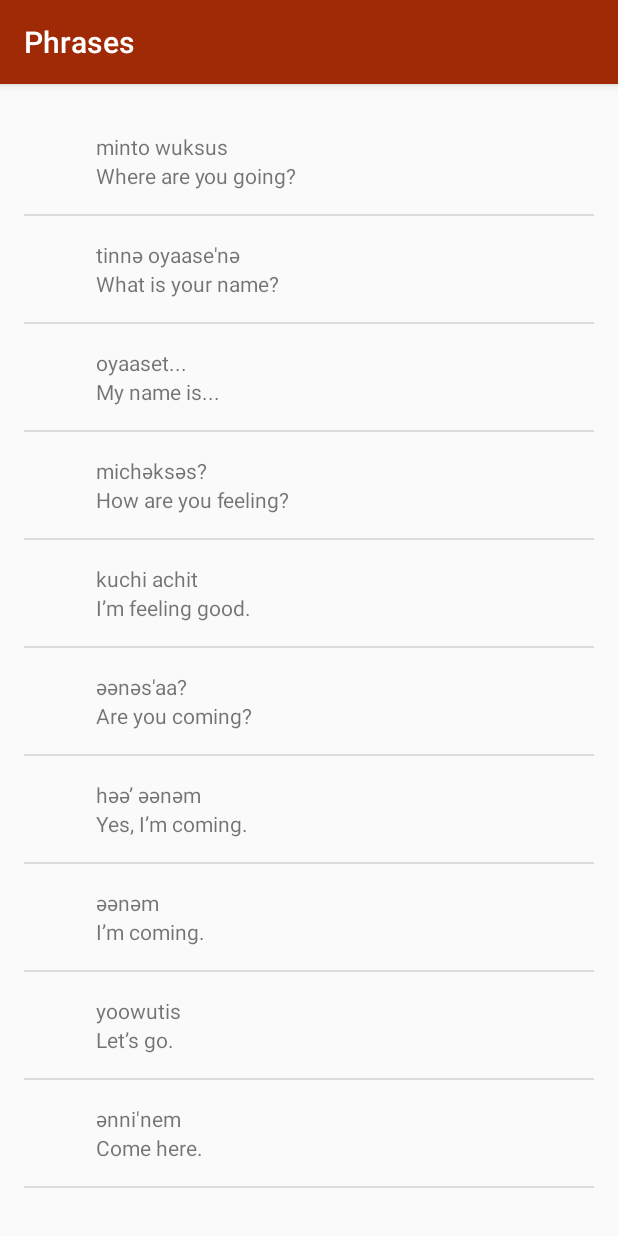
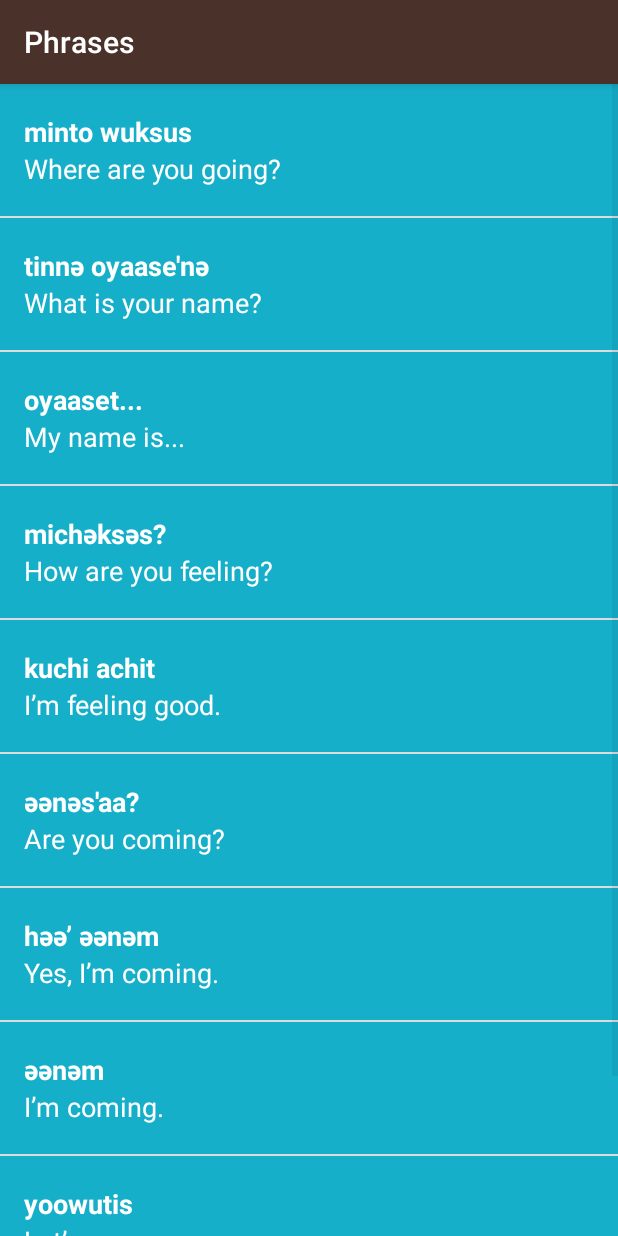
Before and after one commit to anne06/GAB_MultiscreensApp_1_Miwok, an Android app: the PhrasesActivity screen opened directly, with no data from a screen before it, on a phone screen of 412 x 824 dp. Run offline under Robolectric (Android 15) with nearby library versions, the phone set to English and light mode, and no system bars.

Commit message:
Polishing the app with great colors, padding, text color...

```diff
--- a/app/src/main/java/com/example/android/miwok/ColorsActivity.java
+++ b/app/src/main/java/com/example/android/miwok/ColorsActivity.java
@@ -33,7 +33,7 @@ public class ColorsActivity extends AppCompatActivity {
         // This list item layout contains a single {@link TextView}, which the adapter will set to
         // display a single word.
 
-        WordAdapter adapter = new WordAdapter(this, words);
+        WordAdapter adapter = new WordAdapter(this, words, R.color.category_colors);
 
         // Find the {@link ListView} object in the view hierarchy of the {@link Activity}.
         // There should be a {@link ListView} with the view ID called list, which is declared in the
--- a/app/src/main/java/com/example/android/miwok/FamilyActivity.java
+++ b/app/src/main/java/com/example/android/miwok/FamilyActivity.java
@@ -34,7 +34,7 @@ public class FamilyActivity extends AppCompatActivity {
         // This list item layout contains a single {@link TextView}, which the adapter will set to
         // display a single word.
 
-        WordAdapter adapter = new WordAdapter(this, words);
+        WordAdapter adapter = new WordAdapter(this, words, R.color.category_family);
 
         // Find the {@link ListView} object in the view hierarchy of the {@link Activity}.
         // There should be a {@link ListView} with the view ID called list, which is declared in the
--- a/app/src/main/java/com/example/android/miwok/NumbersActivity.java
+++ b/app/src/main/java/com/example/android/miwok/NumbersActivity.java
@@ -35,7 +35,7 @@ public class NumbersActivity extends AppCompatActivity {
         // This list item layout contains a single {@link TextView}, which the adapter will set to
         // display a single word.
 
-        WordAdapter adapter = new WordAdapter(this, words);
+        WordAdapter adapter = new WordAdapter(this, words, R.color.category_numbers);
 
         // Find the {@link ListView} object in the view hierarchy of the {@link Activity}.
         // There should be a {@link ListView} with the view ID called list, which is declared in the
--- a/app/src/main/java/com/example/android/miwok/PhrasesActivity.java
+++ b/app/src/main/java/com/example/android/miwok/PhrasesActivity.java
@@ -34,7 +34,7 @@ public class PhrasesActivity extends AppCompatActivity {
         // This list item layout contains a single {@link TextView}, which the adapter will set to
         // display a single word.
 
-        WordAdapter adapter = new WordAdapter(this, words);
+        WordAdapter adapter = new WordAdapter(this, words, R.color.category_phrases);
 
         // Find the {@link ListView} object in the view hierarchy of the {@link Activity}.
         // There should be a {@link ListView} with the view ID called list, which is declared in the
--- a/app/src/main/java/com/example/android/miwok/WordAdapter.java
+++ b/app/src/main/java/com/example/android/miwok/WordAdapter.java
@@ -1,16 +1,24 @@
 package com.example.android.miwok;
 
 import android.app.Activity;
+import android.support.v4.content.ContextCompat;
 import android.view.LayoutInflater;
 import android.view.View;
 import android.view.ViewGroup;
 import android.widget.ArrayAdapter;
 import android.widget.ImageView;
+import android.widget.LinearLayout;
 import android.widget.TextView;
 
 import java.util.List;
 
 public class WordAdapter extends ArrayAdapter<Word> {
+
+    /**
+     * member to keep the value of the activity background color
+     */
+    private int mBackgroundColor;
+    //private final static String LOG_TAG = WordAdapter.class.getSimpleName();
 
     /**
      * This is our own custom constructor (it doesn't mirror a superclass constructor).
@@ -20,12 +28,13 @@ public class WordAdapter extends ArrayAdapter<Word> {
      * @param context       The current context. Used to inflate the layout file.
      * @param words         A List of Miwok words objects to display in a list
      */
-    public WordAdapter(Activity context, List<Word> words) {
+    public WordAdapter(Activity context, List<Word> words, int backgroundColor) {
         // Here, we initialize the ArrayAdapter's internal storage for the context and the list.
         // the second argument is used when the ArrayAdapter is populating a single TextView.
         // Because this is a custom adapter for two TextViews and an ImageView, the adapter is not
         // going to use this second argument, so it can be any value. Here, we used 0.
         super(context, 0, words);
+        this.mBackgroundColor = backgroundColor;
     }
 
 
@@ -49,6 +58,11 @@ public class WordAdapter extends ArrayAdapter<Word> {
 
         // Get the {@link Word} object located at this position in the list
         Word currentWord = getItem(position);
+
+        // Set the background color
+        LinearLayout textsLayout = listItemView.findViewById(R.id.textViewsLayout);
+        int backgroundColor = ContextCompat.getColor(getContext(), mBackgroundColor);
+        textsLayout.setBackgroundColor(backgroundColor);
 
         // Find the TextView in the list_item.xml layout with the ID miwok_text_view
         TextView miwokTextView = listItemView.findViewById(R.id.miwok_text_view);
--- a/app/src/main/res/layout/activity_main.xml
+++ b/app/src/main/res/layout/activity_main.xml
@@ -14,8 +14,6 @@
         style="@style/CategoryStyle"
         android:background="@color/category_numbers"
         android:text="@string/category_numbers"/>
-        <!--android:onClick="openNumbersList" -->
-
 
     <TextView
         android:id="@+id/family"
--- a/app/src/main/res/layout/list_item.xml
+++ b/app/src/main/res/layout/list_item.xml
@@ -4,36 +4,37 @@
     android:layout_width="match_parent"
     android:layout_height="match_parent"
     android:orientation="horizontal"
-    android:padding="16dp">
+    android:background="@color/tan_background"
+    >
 
     <ImageView
         android:id="@+id/image_view"
-
-        android:layout_width="wrap_content"
-        android:layout_height="wrap_content"
-        android:padding="10dp"
-        tools:src="@mipmap/ic_launcher" />
+        android:layout_width="@dimen/image_size"
+        android:layout_height="@dimen/image_size"
+        />
 
     <LinearLayout
+        android:id="@+id/textViewsLayout"
         android:layout_width="match_parent"
-        android:layout_height="wrap_content"
+        android:layout_height="@dimen/list_item_height"
         android:orientation="vertical"
-        android:paddingLeft="16dp">
+        >
 
         <TextView
+            style="@style/ListStyle"
             android:id="@+id/miwok_text_view"
-
-            android:layout_width="match_parent"
-            android:layout_height="wrap_content"
-            android:layout_marginLeft="16dp"
+            android:layout_weight="1"
+            android:layout_height="0dp"
+            android:gravity="bottom"
+            android:textStyle="bold"
             tools:text="lutti" />
 
         <TextView
+            style="@style/ListStyle"
             android:id="@+id/default_text_view"
-
-            android:layout_width="match_parent"
-            android:layout_height="wrap_content"
-            android:layout_marginLeft="16dp"
+            android:layout_weight="1"
+            android:layout_height="0dp"
+            android:gravity="top"
             tools:text="one" />
     </LinearLayout>
 
--- a/app/src/main/res/layout/word_list.xml
+++ b/app/src/main/res/layout/word_list.xml
@@ -3,9 +3,5 @@
     android:id="@+id/list"
     android:layout_width="match_parent"
     android:layout_height="match_parent"
-    android:numColumns="2"
-    android:orientation="horizontal"
-    android:paddingLeft="@dimen/activity_horizontal_margin"
-    android:paddingTop="@dimen/activity_vertical_margin"
-    android:paddingRight="@dimen/activity_horizontal_margin"
-    android:paddingBottom="@dimen/activity_vertical_margin"/>
+    android:orientation="vertical"
+/>
--- a/app/src/main/res/values/colors.xml
+++ b/app/src/main/res/values/colors.xml
@@ -1,7 +1,7 @@
 <?xml version="1.0" encoding="utf-8"?>
 <resources>
     <!-- Primary color of the app #4A312A (shown in the app bar) -->
-    <color name="primary_color">#A02A06</color>
+    <color name="primary_color">#4A312A</color>
 
     <!-- Primary dark color of the app (shown in the status bar) -->
     <color name="primary_dark_color">#2F1D1A</color>
--- a/app/src/main/res/values/dimens.xml
+++ b/app/src/main/res/values/dimens.xml
@@ -6,4 +6,10 @@
     <!-- Default screen margins, per the Android Design guidelines. -->
     <dimen name="activity_horizontal_margin">16dp</dimen>
     <dimen name="activity_vertical_margin">16dp</dimen>
+    <dimen name="activity_horizontal_padding">16dp</dimen>
+
+    <!-- Size of different list parts. -->
+    <dimen name="activity_text_size">18sp</dimen>
+    <dimen name="image_size">88dp</dimen>
+
 </resources>
--- a/app/src/main/res/values/styles.xml
+++ b/app/src/main/res/values/styles.xml
@@ -10,10 +10,23 @@
         <item name="android:layout_width">match_parent</item>
         <item name="android:layout_height">@dimen/list_item_height</item>
         <item name="android:gravity">center_vertical</item>
-        <item name="android:padding">16dp</item>
+        <item name="android:padding">@dimen/activity_horizontal_padding</item>
+
         <item name="android:textColor">@android:color/white</item>
         <item name="android:textStyle">bold</item>
+        <item name="android:textSize">@dimen/activity_text_size</item>
         <item name="android:textAppearance">?android:textAppearanceMedium</item>
     </style>
 
+    <!-- Style for all lists of vocabulary words -->
+    <style name="ListStyle">
+        <item name="android:layout_width">match_parent</item>
+
+        <item name="android:textColor">@android:color/white</item>
+        <item name="android:textSize">18sp</item>
+
+        <item name="android:textAppearance">?android:textAppearanceMedium</item>
+        <item name="android:paddingLeft">@dimen/activity_horizontal_padding</item>
+    </style>
+
 </resources>
```
